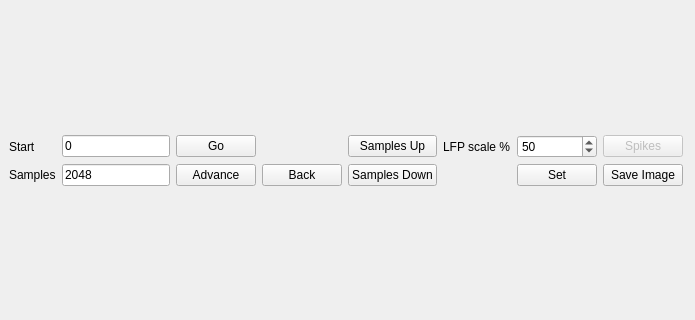
Old version of the form signalviewer/viewer_files/viewer.ui in the repository jniediek/combinato; both pictures show x 0 to 695 and y 152 to 472 of the 877 by 609 pixel window.
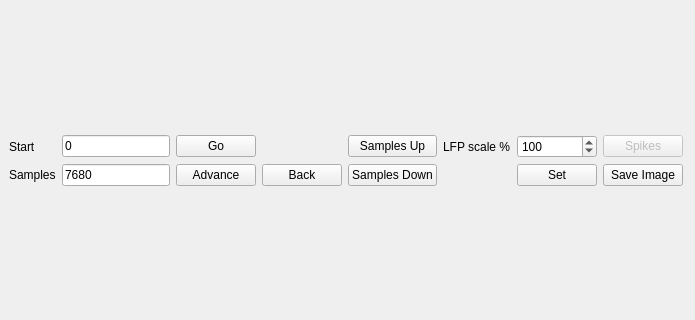
New version of the form.

Commit message: Update default settings for signal viewer

What changed in the file:
```diff
--- a/signalviewer/viewer_files/viewer.ui
+++ b/signalviewer/viewer_files/viewer.ui
@@ -35,13 +35,13 @@
            <number>10</number>
           </property>
           <property name="maximum">
-           <number>200</number>
+           <number>300</number>
           </property>
           <property name="singleStep">
            <number>5</number>
           </property>
           <property name="value">
-           <number>50</number>
+           <number>100</number>
           </property>
          </widget>
         </item>
@@ -91,7 +91,7 @@
            <bool>true</bool>
           </property>
           <property name="text">
-           <string>2048</string>
+           <string>7680</string>
           </property>
          </widget>
         </item>
```
The commit also changes 1 other file.
